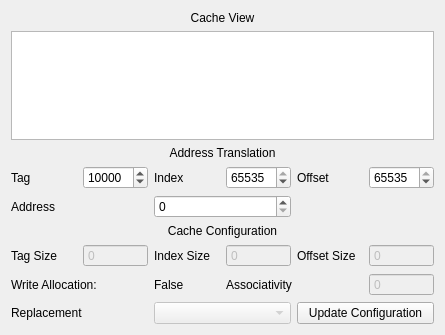
Before: the Qt Designer form pep9asm/cacheview.ui in StanWarford/pep9suite, drawn with Qt 5.
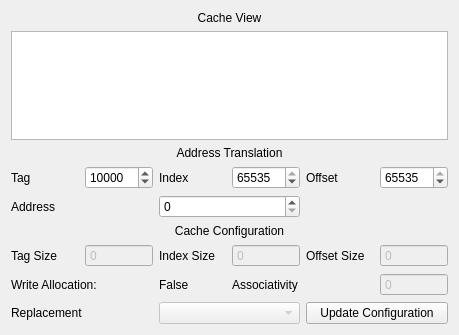
After: the same form once the commit is applied.

Commit message:
Make Cache View uneditable.
Prevent the cache view from being modified by interaction with users.
Modification could leave the cache in a state inconsistent with the cache model.

What changed in the file:
```diff
--- a/pep9asm/cacheview.ui
+++ b/pep9asm/cacheview.ui
@@ -6,7 +6,7 @@
    <rect>
     <x>0</x>
     <y>0</y>
-    <width>445</width>
+    <width>459</width>
     <height>335</height>
    </rect>
   </property>
```
Left out of the diff: 3 changed lines with no effect on the pictures.
